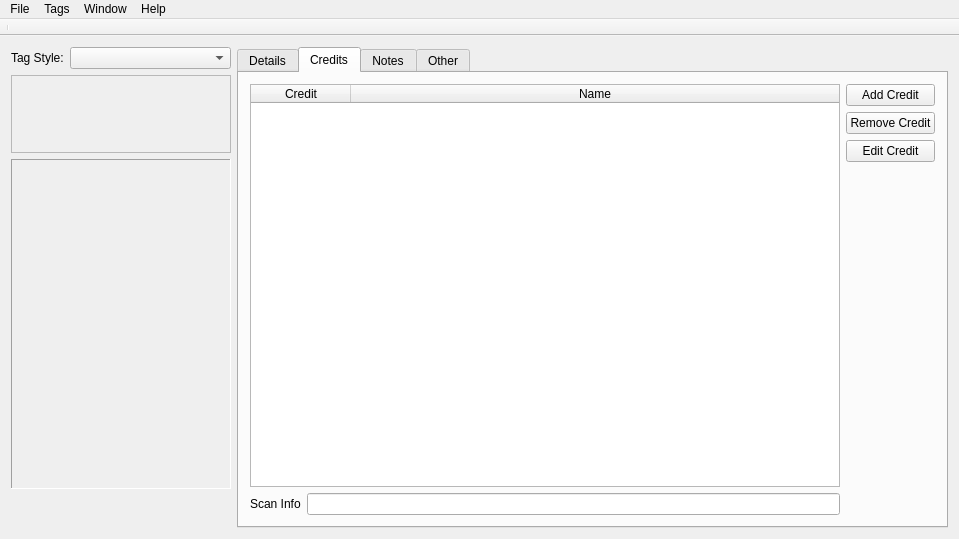
The window that taggerwindow.ui (comictagger/comictagger) describes before a commit, drawn with Qt 5.
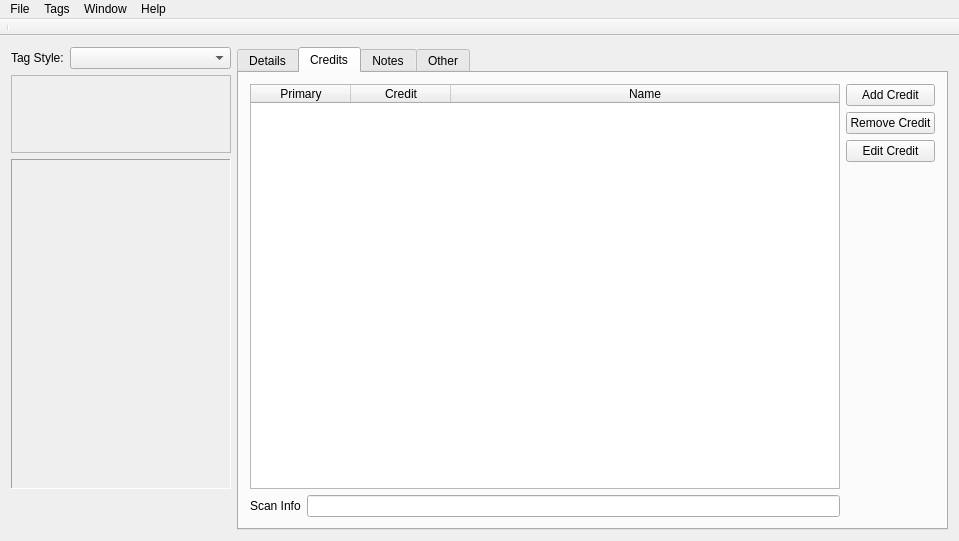
The same window after the commit. The open tabs and pages were chosen to show the change.

Commit message: Added support for CBI credit primary flag in GUI

Patch:
```diff
--- a/taggerwindow.ui
+++ b/taggerwindow.ui
@@ -7,7 +7,7 @@
     <x>0</x>
     <y>0</y>
     <width>959</width>
-    <height>539</height>
+    <height>541</height>
    </rect>
   </property>
   <property name="sizePolicy">
@@ -748,14 +748,25 @@
                    <number>0</number>
                   </property>
                   <property name="columnCount">
+                   <number>3</number>
+                  </property>
+                  <attribute name="horizontalHeaderMinimumSectionSize">
                    <number>2</number>
-                  </property>
+                  </attribute>
                   <attribute name="horizontalHeaderStretchLastSection">
                    <bool>true</bool>
                   </attribute>
                   <attribute name="verticalHeaderVisible">
                    <bool>false</bool>
                   </attribute>
+                  <column>
+                   <property name="text">
+                    <string>Primary</string>
+                   </property>
+                   <property name="textAlignment">
+                    <set>AlignHCenter|AlignVCenter|AlignCenter</set>
+                   </property>
+                  </column>
                   <column>
                    <property name="text">
                     <string>Credit</string>
```
Left out of the diff: 2 changed lines with no effect on the pictures. The commit also changes 3 other files.
